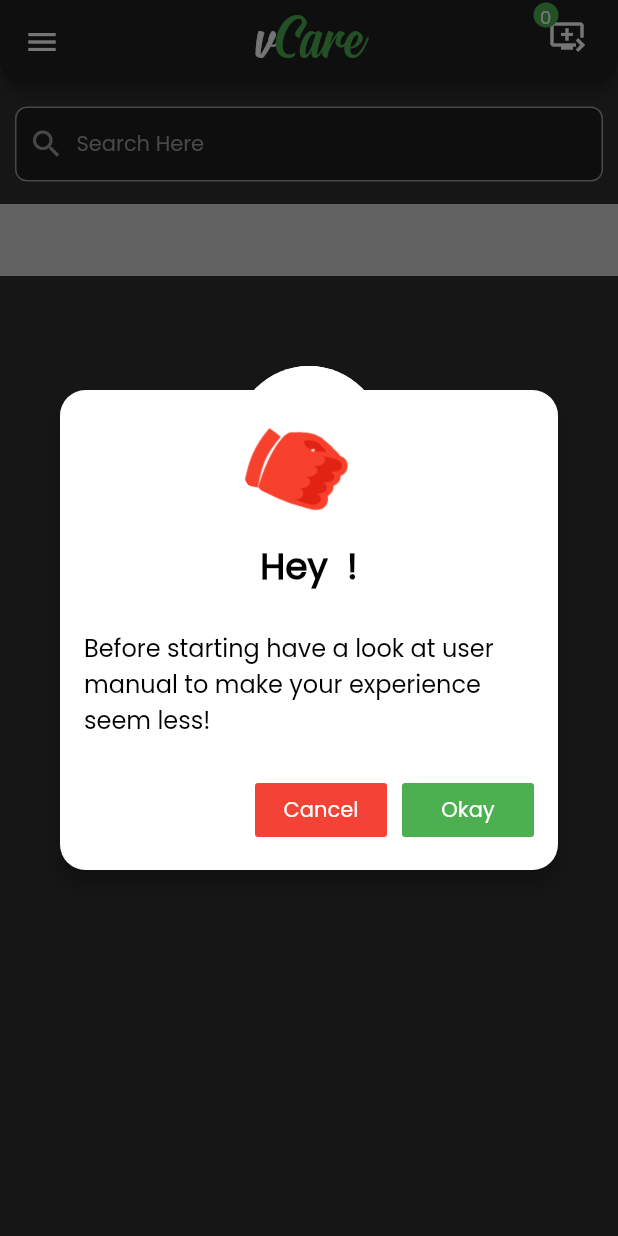
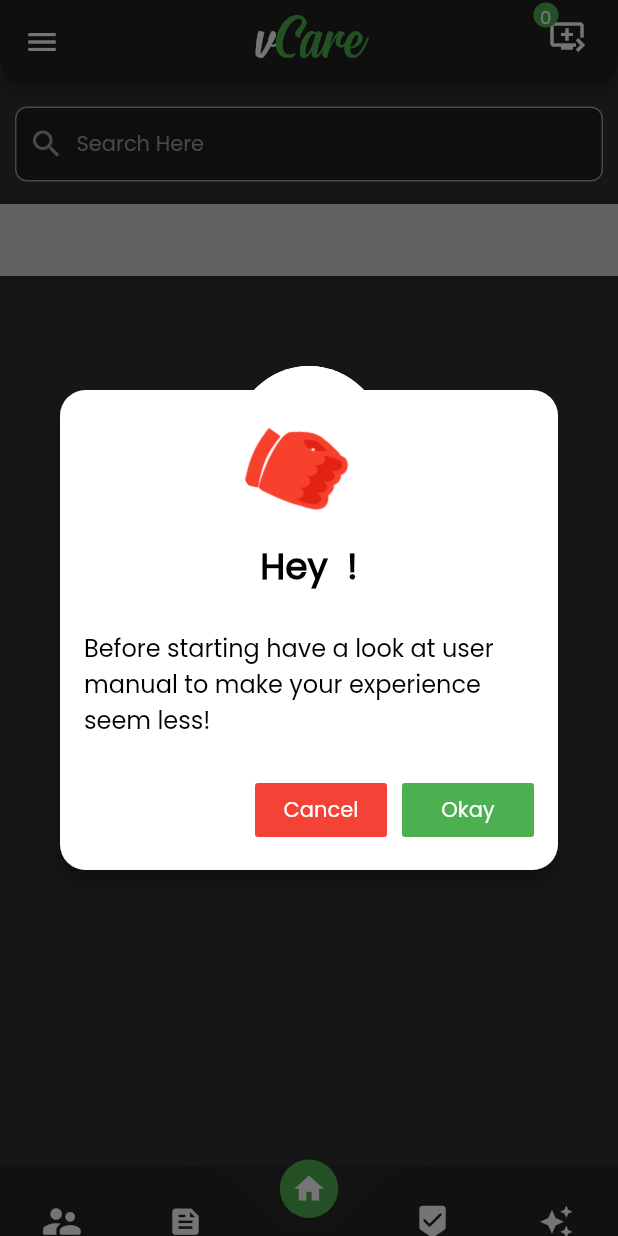
Before and after one commit to Murali-jha/vcare, a Flutter app: the AboutAppHomePage screen opened directly, after a tap on "SKIP", after a tap on "Get Started Now", on a phone screen of 412 x 824 dp. Run offline on Flutter 3.47's test engine with Material 2 defaults, Android fonts, the light colour scheme and no system bars; drawn by our look-alikes of curved_navigation_bar; our stand-ins replace assets_audio_player, cached_network_image, cloud_firestore, expandable, firebase_auth, firebase_messaging and 6 more; missing offline and left inert: launch_review; accounts and stored records are empty.

Commit message:
added bottom nav bar

```diff
--- a/lib/About App/abouthomepage.dart
+++ b/lib/About App/abouthomepage.dart
@@ -1,6 +1,7 @@
 import 'dart:io';
 
 import 'package:e_shop/About%20App/dataOnBoarding.dart';
+import 'package:e_shop/BottomNavHomePage.dart';
 import 'package:e_shop/Store/storehome.dart';
 import 'package:flutter/cupertino.dart';
 import 'package:flutter/material.dart';
@@ -87,7 +88,7 @@ class _AboutAppHomePageState extends State<AboutAppHomePage> {
       GestureDetector(
         onTap: (){
           Route route = MaterialPageRoute(builder: (c) {
-            return StoreHome();
+            return BottomNavBar();
           });
           Navigator.pushReplacement(context, route);
         },
--- /dev/null
+++ b/lib/BottomNavHomePage.dart
@@ -0,0 +1,55 @@
+import 'package:e_shop/Orders/myOrders.dart';
+import 'package:e_shop/Store/cart.dart';
+import 'package:e_shop/Store/storehome.dart';
+import 'package:e_shop/adminFeed/userFeedPage.dart';
+import 'package:e_shop/adminFeed/userTaskAndFun.dart';
+import 'package:e_shop/credits/creditsHomePage.dart';
+import 'package:flutter/material.dart';
+import 'package:curved_navigation_bar/curved_navigation_bar.dart';
+
+
+class BottomNavBar extends StatefulWidget {
+  @override
+  _BottomNavBarState createState() => _BottomNavBarState();
+}
+
+class _BottomNavBarState extends State<BottomNavBar> {
+  int _page = 2;
+  GlobalKey _bottomNavigationKey = GlobalKey();
+
+  final List<Widget> _children = [
+    MyOrders(),UserFeedPageHomeScreen(),StoreHome(),UserTaskAndFunPageHomeScreen(),CreditsHomePage(),// create the pages you want to navigate between
+  ];
+
+  @override
+  Widget build(BuildContext context) {
+    return Scaffold(
+        bottomNavigationBar: CurvedNavigationBar(
+          color: Colors.black12,
+          backgroundColor: Colors.black12,
+          buttonBackgroundColor: Colors.green,
+          key: _bottomNavigationKey,
+          height: 47.0,
+          items: <Widget>[
+            Icon(Icons.supervisor_account_rounded, size: 30,color: Colors.white,),
+            Icon(Icons.feed, size: 23,color: Colors.white,),
+            Icon(Icons.home, size: 23,color: Colors.white,),
+            Icon(Icons.beenhere_rounded, size: 23,color: Colors.white,),
+            Icon(Icons.auto_awesome, size: 23,color: Colors.white,),
+          ],
+          animationCurve: Curves.easeIn,
+          animationDuration: Duration(
+              milliseconds: 500
+          ),
+          index: 2,
+          onTap: (index) {
+            setState(() {
+              this._page = index;
+            });
+          },
+
+        ),
+        body: _children[_page]
+    );
+  }
+}
--- a/lib/Orders/myOrders.dart
+++ b/lib/Orders/myOrders.dart
@@ -1,4 +1,5 @@
 import 'package:cloud_firestore/cloud_firestore.dart';
+import 'package:e_shop/Widgets/myDrawer.dart';
 import 'package:flutter/material.dart';
 import 'package:e_shop/Config/config.dart';
 import 'package:flutter/services.dart';
@@ -85,6 +86,7 @@ class _MyOrdersState extends State<MyOrders> {
   Widget build(BuildContext context) {
     return SafeArea(
       child: Scaffold(
+        drawer: MyDrawer(),
           appBar: AppBar(
             title: Text(
               "My Appointments",
--- a/lib/adminFeed/userFeedPage.dart
+++ b/lib/adminFeed/userFeedPage.dart
@@ -3,6 +3,7 @@ import 'package:cloud_firestore/cloud_firestore.dart';
 import 'package:e_shop/Config/config.dart';
 import 'package:e_shop/Models/item.dart';
 import 'package:e_shop/Widgets/loadingWidget.dart';
+import 'package:e_shop/Widgets/myDrawer.dart';
 import 'package:e_shop/Widgets/searchBox.dart';
 import 'package:flutter/material.dart';
 import 'package:flutter_staggered_grid_view/flutter_staggered_grid_view.dart';
@@ -87,6 +88,7 @@ class _UserFeedPageHomeScreenState extends State<UserFeedPageHomeScreen> {
   Widget build(BuildContext context) {
     width = MediaQuery.of(context).size.width;
     return Scaffold(
+        drawer: MyDrawer(),
         appBar: AppBar(
           centerTitle: true,
           title: Text("Feed & Updates",style: TextStyle(fontFamily: "Poppins",
--- a/lib/adminFeed/userTaskAndFun.dart
+++ b/lib/adminFeed/userTaskAndFun.dart
@@ -3,6 +3,7 @@ import 'package:cached_network_image/cached_network_image.dart';
 import 'package:cloud_firestore/cloud_firestore.dart';
 import 'package:e_shop/Config/config.dart';
 import 'package:e_shop/Widgets/loadingWidget.dart';
+import 'package:e_shop/Widgets/myDrawer.dart';
 import 'package:flutter/material.dart';
 import 'package:fluttertoast/fluttertoast.dart';
 import 'package:shared_preferences/shared_preferences.dart';
@@ -118,6 +119,7 @@ class _UserTaskAndFunPageHomeScreen extends State<UserTaskAndFunPageHomeScreen>
   Widget build(BuildContext context) {
     width = MediaQuery.of(context).size.width;
     return Scaffold(
+      drawer: MyDrawer(),
         appBar: AppBar(
           centerTitle: true,
           title: Text("Task & Fun",style: TextStyle(fontFamily: "Poppins",            fontWeight: FontWeight.bold
--- a/lib/credits/creditsHomePage.dart
+++ b/lib/credits/creditsHomePage.dart
@@ -1,6 +1,7 @@
 import 'package:cloud_firestore/cloud_firestore.dart';
 import 'package:e_shop/Config/config.dart';
 import 'package:e_shop/Widgets/loadingWidget.dart';
+import 'package:e_shop/Widgets/myDrawer.dart';
 import 'package:flutter/material.dart';
 import 'package:shared_preferences/shared_preferences.dart';
 
@@ -96,6 +97,7 @@ class _CreditsHomePageState extends State<CreditsHomePage> {
   Widget build(BuildContext context) {
 
     return Scaffold(
+      drawer: MyDrawer(),
       appBar: AppBar(
         shape: RoundedRectangleBorder(
           borderRadius: BorderRadius.vertical(bottom: Radius.circular(16.0)),
--- a/lib/main.dart
+++ b/lib/main.dart
@@ -1,6 +1,7 @@
 import 'dart:async';
 import 'package:cloud_firestore/cloud_firestore.dart';
 import 'package:e_shop/About%20App/abouthomepage.dart';
+import 'package:e_shop/BottomNavHomePage.dart';
 import 'package:e_shop/Counters/ItemQuantity.dart';
 import 'package:firebase_auth/firebase_auth.dart';
 import 'package:flutter/material.dart';
@@ -80,7 +81,7 @@ class _SplashScreenState extends State<SplashScreen>
 
       if(await EcommerceApp.auth.currentUser() != null){
         if (_seen) {
-          Route route = MaterialPageRoute(builder: (_)=>StoreHome());
+          Route route = MaterialPageRoute(builder: (_)=>BottomNavBar());
           Navigator.pushReplacement(context, route);
         } else {
           await prefs.setBool('seen', true);
--- a/pubspec.yaml
+++ b/pubspec.yaml
@@ -30,6 +30,7 @@ dependencies:
   expandable: ^5.0.1
   cached_network_image:
   assets_audio_player:
+  curved_navigation_bar:
 
 dev_dependencies:
   flutter_test:
```
Also changed, not shown: pubspec.lock.
